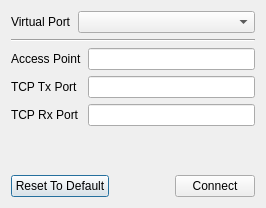
Old version of the form maindialog.ui in the repository pavelrangelov/ComToWiFi.
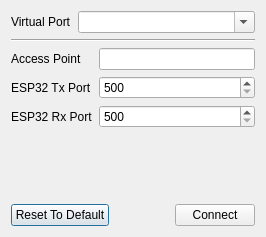
New version of the form.

Patch:
```diff
--- a/maindialog.ui
+++ b/maindialog.ui
@@ -7,7 +7,7 @@
     <x>0</x>
     <y>0</y>
     <width>266</width>
-    <height>208</height>
+    <height>237</height>
    </rect>
   </property>
   <property name="windowTitle">
@@ -24,7 +24,11 @@
       </widget>
      </item>
      <item row="0" column="1">
-      <widget class="QComboBox" name="comboVirtualPort"/>
+      <widget class="QComboBox" name="comboVirtualPort">
+       <property name="editable">
+        <bool>true</bool>
+       </property>
+      </widget>
      </item>
     </layout>
    </item>
@@ -50,22 +54,36 @@
      <item row="1" column="0">
       <widget class="QLabel" name="labelTcpTxPort">
        <property name="text">
-        <string>TCP Tx Port</string>
+        <string>ESP32 Tx Port</string>
        </property>
       </widget>
      </item>
      <item row="1" column="1">
-      <widget class="QLineEdit" name="editTcpTxPort"/>
+      <widget class="QSpinBox" name="spinEspTxPort">
+       <property name="minimum">
+        <number>500</number>
+       </property>
+       <property name="maximum">
+        <number>65535</number>
+       </property>
+      </widget>
      </item>
      <item row="2" column="0">
       <widget class="QLabel" name="labelTcpRxPort">
        <property name="text">
-        <string>TCP Rx Port</string>
+        <string>ESP32 Rx Port</string>
        </property>
       </widget>
      </item>
      <item row="2" column="1">
-      <widget class="QLineEdit" name="editTcpRxPort"/>
+      <widget class="QSpinBox" name="spinEspRxPort">
+       <property name="minimum">
+        <number>500</number>
+       </property>
+       <property name="maximum">
+        <number>65535</number>
+       </property>
+      </widget>
      </item>
     </layout>
    </item>
```
Left out of the diff: 8 changed lines with no effect on the pictures.
